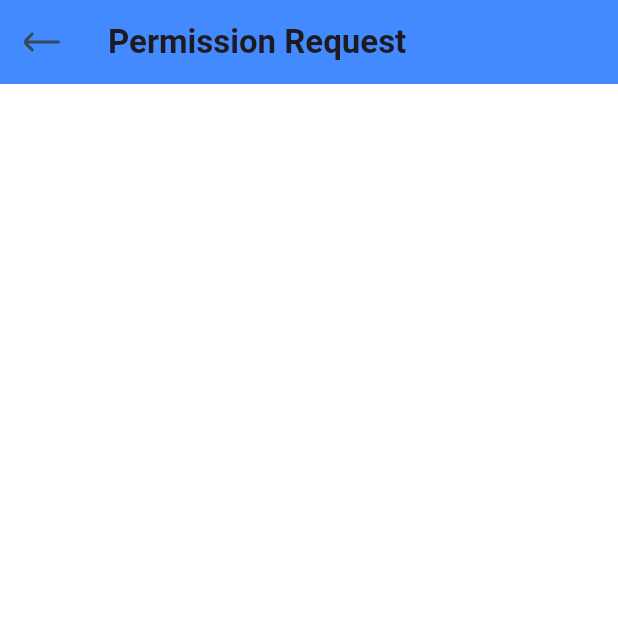
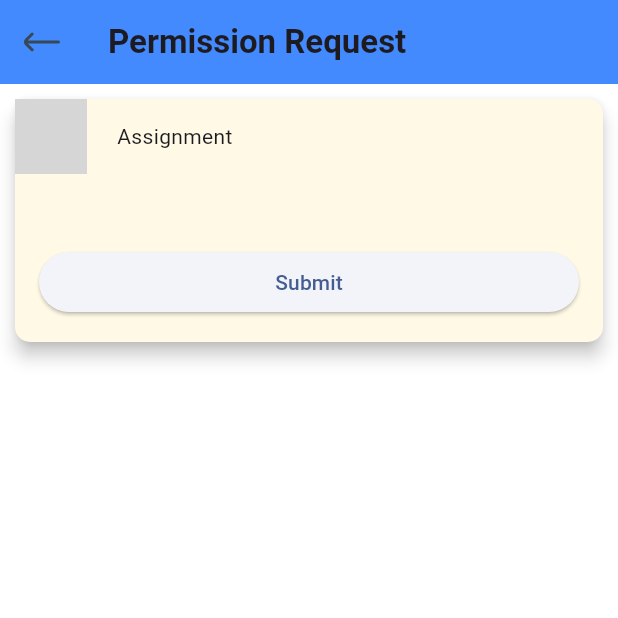
Before and after one commit to Tsabitah59/Attendance-App2, a Flutter app: the PermissionScreen screen opened directly, on a phone screen of 412 x 824 dp, the top half of it. Run offline on Flutter 3.47's test engine with Material 3 defaults, Android fonts, the phone set to English and light mode, and no system bars; our stand-ins replace camera, cloud_firestore, dotted_border, firebase_core, flutter_svg, geocoding and 2 more; missing offline and left inert: google_mlkit_face_detection; accounts and stored records are empty; grey boxes are pictures that could not be loaded.

Commit message:
finishing permission feature

```diff
--- /dev/null
+++ b/lib/ui/permission/components/form_body.dart
@@ -0,0 +1,18 @@
+import 'package:flutter/material.dart';
+
+class FormBody extends StatelessWidget {
+  const FormBody({super.key});
+
+  @override
+  Widget build(BuildContext context) {
+    return Padding(
+      padding: EdgeInsets.all(16),
+      child: Column(
+        crossAxisAlignment: CrossAxisAlignment.start,
+        children: [
+
+        ],
+      ),
+    );
+  }
+}
--- a/lib/ui/permission/components/form_header.dart
+++ b/lib/ui/permission/components/form_header.dart
@@ -1,8 +1,9 @@
 import 'package:flutter/material.dart';
+import 'package:flutter_svg/flutter_svg.dart';
 
 class FormHeader extends StatelessWidget {
   final String title;
-  final IconData icon;
+  final String icon;
 
   const FormHeader({super.key, required this.title, required this.icon});
 
@@ -16,7 +17,7 @@ class FormHeader extends StatelessWidget {
       child: Row(
         spacing: 20,
         children: [
-          Icon(icon),
+          SvgPicture.asset(icon),
           Text(title)
         ],
       ),
--- /dev/null
+++ b/lib/ui/permission/components/submit_button.dart
@@ -0,0 +1,121 @@
+import 'package:attendence_app/services/attendance_service.dart';
+import 'package:attendence_app/ui/home_screen.dart';
+import 'package:cloud_firestore/cloud_firestore.dart';
+import 'package:flutter/material.dart';
+import 'package:flutter_svg/flutter_svg.dart';
+
+class SubmitButton extends StatelessWidget {
+  const SubmitButton({
+    super.key,
+    required this.size,
+    required this.nameController,
+    required this.toController,
+    required this.dropValueCategories,
+    required this.fromController, required CollectionReference<Map<String, dynamic>> dataCollection
+  });
+
+  final Size size;
+  final TextEditingController nameController;
+  final TextEditingController fromController;
+  final TextEditingController toController;
+  final String dropValueCategories;
+
+  @override
+  Widget build(BuildContext context) {
+    return Padding(
+      padding: EdgeInsets.all(16),
+      child: SizedBox(
+        width: size.width,
+        child: ElevatedButton(
+          onPressed: () => _submitHandler(context),
+          child: Text(
+            "Submit"
+          )
+        ),
+      ),
+    );
+  }
+
+  // Semua method yang butuh context akan mengambil context terdekat
+  void _submitHandler(BuildContext context) {
+    if (_isFormValid()) {
+      // Sub function
+      _submitForm(context);
+    } else {
+      _showSnackBar(context,
+       "Please fill all fields correctly",
+       'assets/icons/fi-rr-exclamation.svg',
+       Colors.red
+      );
+    }
+  }
+
+  bool _isFormValid() {
+    return nameController.text.isNotEmpty &&
+    dropValueCategories != "Please Choose" &&
+    fromController.text.isNotEmpty &&
+    toController.text.isNotEmpty;
+  }
+
+  void _showSnackBar(BuildContext context, String message, String icon, Color color){
+    ScaffoldMessenger.of(context).showSnackBar(SnackBar(
+      content: Row(
+        children: [
+          SvgPicture.asset(icon),
+          Text(message)
+        ],
+      ),
+      backgroundColor: color,
+      shape: const StadiumBorder(),
+    ));
+  }
+
+  void _showLoaderDialog(BuildContext context) {
+    showDialog(
+      context: context,
+      builder: (BuildContext context) {
+        return AlertDialog(
+          content: Row(
+            children: [
+              CircularProgressIndicator(
+                valueColor: AlwaysStoppedAnimation(Colors.blueAccent),
+              )
+            ],
+          ),
+        );
+      },
+      barrierDismissible: false,
+    );
+  }
+
+  Future<void> _submitForm(BuildContext context) async {
+    _showLoaderDialog(context);
+    try {
+      await dataCollection.add({
+        'address' : '-',
+        'name' : nameController.text,
+        'description' : dropValueCategories,
+        'timestamp' : '${fromController.text} : ${toController.text}',
+      });
+      Navigator.of(context).pop();
+      _showSnackBar(
+        context,
+        'Successfully submit the form',
+        'assets/icons/fi-rr-check.svg',
+        Colors.orangeAccent
+      );
+      Navigator.pushReplacement(
+        context,
+        MaterialPageRoute(builder: (context) => const HomeScreen())
+      );
+    } catch (e) {
+      Navigator.of(context).pop();
+      _showSnackBar(
+        context,
+        "An error ocured $e",
+        'assets/icons/fi-rr-cross.svg' ,
+        Colors.grey
+      );
+    }
+  }
+}
--- a/lib/ui/permission/permission_screen.dart
+++ b/lib/ui/permission/permission_screen.dart
@@ -1,4 +1,9 @@
 import 'package:attendence_app/ui/permission/components/app_bar.dart';
+import 'package:attendence_app/ui/permission/components/form_body.dart';
+import 'package:attendence_app/ui/permission/components/form_header.dart';
+import 'package:attendence_app/ui/permission/components/submit_button.dart';
+import 'package:cloud_firestore/cloud_firestore.dart';
+import 'package:firebase_core/firebase_core.dart';
 import 'package:flutter/material.dart';
 
 class PermissionScreen extends StatefulWidget {
@@ -26,9 +31,19 @@ class _PermissionScreenState extends State<PermissionScreen> {
             child: Column(
               crossAxisAlignment: CrossAxisAlignment.start,
               children: [
-                // Form header
-                // Form Body
-                // Submit button
+                FormHeader(
+                  title: "Assignment",
+                  icon: 'assets/icons/fi-rr-chart-histogram.svg'
+                ),
+                FormBody(),
+                SubmitButton(
+                  size: MediaQuery.of(context).size,
+                  nameController: TextEditingController(),
+                  toController: TextEditingController(),
+                  dropValueCategories: "Dropdown",
+                  fromController: TextEditingController(),
+                  dataCollection:FirebaseFirestore.instance.collection('dataCollection')
+                )
               ],
             ),
           ),
```
